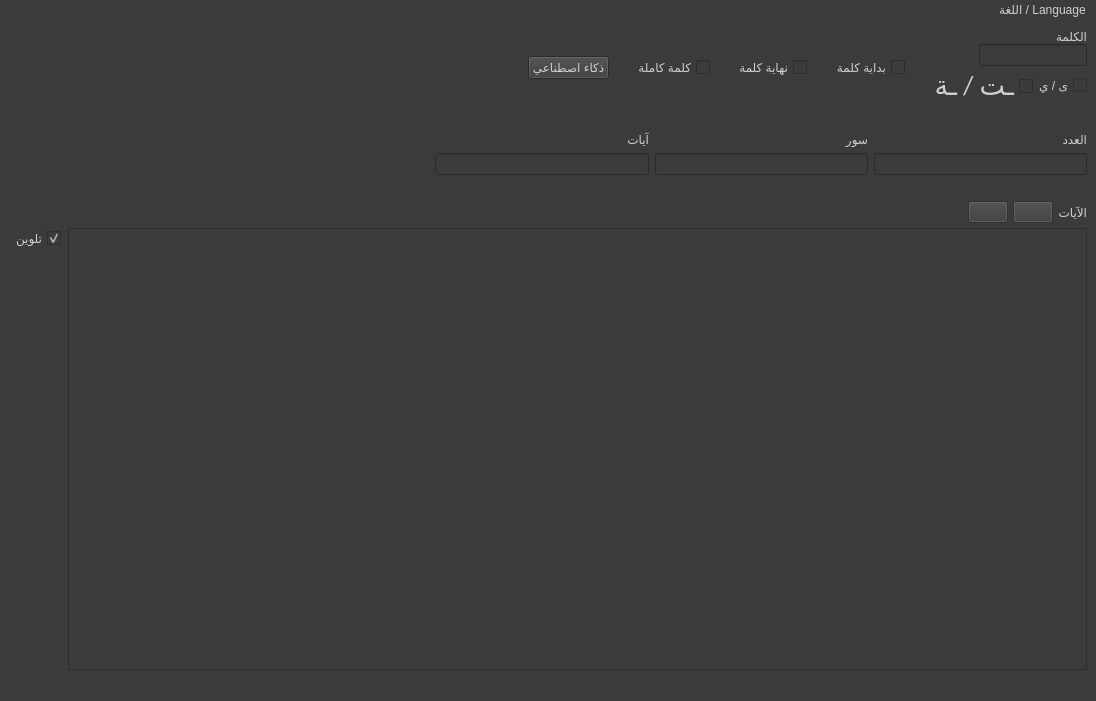
First picture: the form in gui/main_screen.ui, repository masalha-alaa/quran-counter, before the edit.
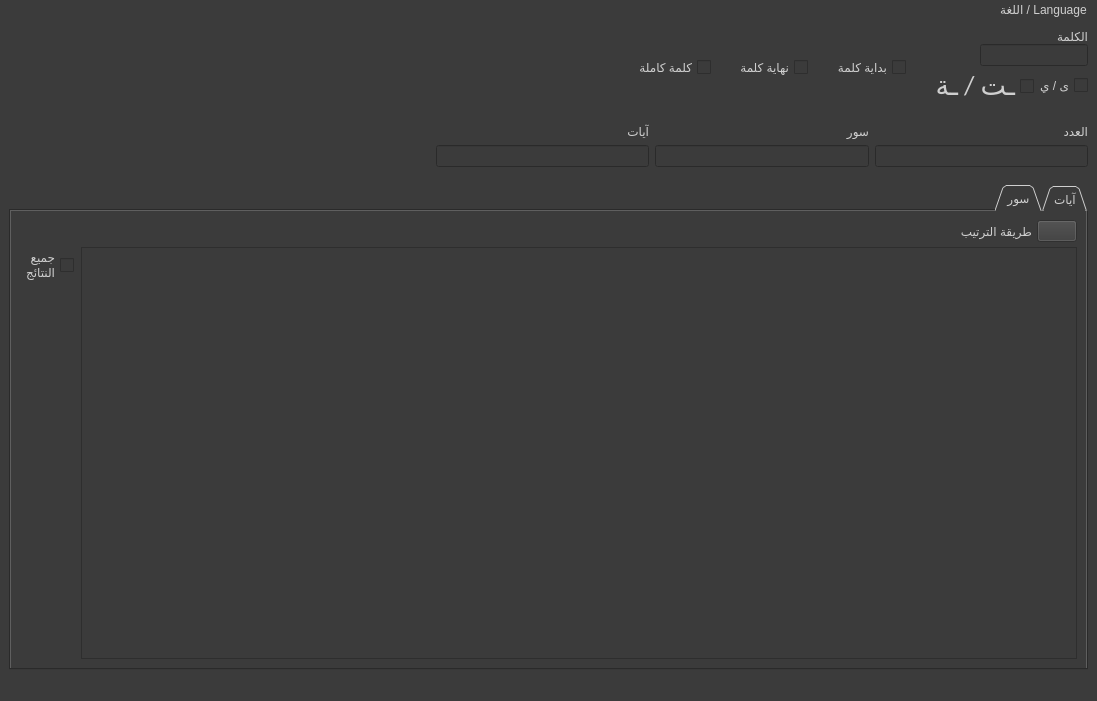
Second picture: the form after the edit. Icons and pictures are not drawn.

Commit message: - Results by Surah. - Sorting button for results by Surah.

The edit to the form file:
```diff
--- a/gui/main_screen.ui
+++ b/gui/main_screen.ui
@@ -6,7 +6,7 @@
    <rect>
     <x>0</x>
     <y>0</y>
-    <width>1096</width>
+    <width>1097</width>
     <height>701</height>
    </rect>
   </property>
@@ -22,7 +22,7 @@
 font: 400 20pt &quot;Calibri&quot;;</string>
   </property>
   <widget class="QWidget" name="centralwidget">
-   <layout class="QVBoxLayout" name="verticalLayout_11" stretch="1,1,8">
+   <layout class="QVBoxLayout" name="verticalLayout_5" stretch="1,1,18">
     <property name="spacing">
      <number>18</number>
     </property>
@@ -242,46 +242,6 @@
         </item>
        </layout>
       </item>
-      <item>
-       <layout class="QVBoxLayout" name="verticalLayout_5">
-        <item>
-         <spacer name="verticalSpacer_5">
-          <property name="orientation">
-           <enum>Qt::Vertical</enum>
-          </property>
-          <property name="sizeHint" stdset="0">
-           <size>
-            <width>20</width>
-            <height>40</height>
-           </size>
-          </property>
-         </spacer>
-        </item>
-        <item>
-         <widget class="QPushButton" name="aiPushButton">
-          <property name="toolTip">
-           <string extracomment="Artificial Intelligence"/>
-          </property>
-          <property name="text">
-           <string>ذكاء اصطناعي</string>
-          </property>
-         </widget>
-        </item>
-        <item>
-         <spacer name="verticalSpacer_16">
-          <property name="orientation">
-           <enum>Qt::Vertical</enum>
-          </property>
-          <property name="sizeHint" stdset="0">
-           <size>
-            <width>20</width>
-            <height>40</height>
-           </size>
-          </property>
-         </spacer>
-        </item>
-       </layout>
-      </item>
       <item>
        <spacer name="horizontalSpacer">
         <property name="orientation">
@@ -480,22 +440,31 @@
      </layout>
     </item>
     <item>
+     <widget class="QTabWidget" name="tabWidget">
+      <property name="locale">
+       <locale language="Arabic" country="Israel"/>
+      </property>
+      <property name="tabPosition">
+       <enum>QTabWidget::North</enum>
+      </property>
+      <property name="tabShape">
+       <enum>QTabWidget::Triangular</enum>
+      </property>
+      <property name="currentIndex">
+       <number>1</number>
+      </property>
+      <widget class="QWidget" name="ayatTab">
+       <attribute name="title">
+        <string>آيات</string>
+       </attribute>
+       <layout class="QVBoxLayout" name="verticalLayout_12">
+        <item>
      <layout class="QVBoxLayout" name="verticalLayout_10">
       <property name="spacing">
        <number>5</number>
       </property>
       <item>
        <layout class="QHBoxLayout" name="horizontalLayout_3">
-        <item>
-         <widget class="QLabel" name="label_3">
-          <property name="toolTip">
-           <string extracomment="Matches"/>
-          </property>
-          <property name="text">
-           <string>الآيات</string>
-          </property>
-         </widget>
-        </item>
         <item>
          <widget class="QPushButton" name="filterButton">
           <property name="enabled">
@@ -589,6 +558,109 @@
             </property>
             <property name="sizeHint" stdset="0">
              <size>
+                  <width>83</width>
+                  <height>40</height>
+                 </size>
+                </property>
+               </spacer>
+              </item>
+             </layout>
+            </item>
+           </layout>
+          </item>
+         </layout>
+        </item>
+       </layout>
+      </widget>
+      <widget class="QWidget" name="surahTab">
+       <attribute name="title">
+        <string>سور</string>
+       </attribute>
+       <layout class="QVBoxLayout" name="verticalLayout_13">
+        <item>
+         <layout class="QVBoxLayout" name="verticalLayout_11">
+          <property name="spacing">
+           <number>5</number>
+          </property>
+          <item>
+           <layout class="QHBoxLayout" name="horizontalLayout_6">
+            <item>
+             <widget class="QPushButton" name="sortPushButton">
+              <property name="enabled">
+               <bool>false</bool>
+              </property>
+              <property name="text">
+               <string/>
+              </property>
+              <property name="icon">
+               <iconset resource="resources/resources.qrc">
+                <normaloff>:/sort-icon.png</normaloff>:/sort-icon.png</iconset>
+              </property>
+              <property name="iconSize">
+               <size>
+                <width>24</width>
+                <height>24</height>
+               </size>
+              </property>
+             </widget>
+            </item>
+            <item>
+             <widget class="QLabel" name="sortMethodLabel">
+              <property name="text">
+               <string>طريقة الترتيب</string>
+              </property>
+             </widget>
+            </item>
+            <item>
+             <spacer name="horizontalSpacer_4">
+              <property name="orientation">
+               <enum>Qt::Horizontal</enum>
+              </property>
+              <property name="sizeHint" stdset="0">
+               <size>
+                <width>40</width>
+                <height>20</height>
+               </size>
+              </property>
+             </spacer>
+            </item>
+           </layout>
+          </item>
+          <item>
+           <layout class="QHBoxLayout" name="horizontalLayout_9">
+            <property name="spacing">
+             <number>7</number>
+            </property>
+            <item>
+             <layout class="QHBoxLayout" name="horizontalLayout_10">
+              <item>
+               <widget class="QListWidget" name="surahResultsListWidget"/>
+              </item>
+             </layout>
+            </item>
+            <item>
+             <layout class="QVBoxLayout" name="verticalLayout_14">
+              <item>
+               <widget class="QCheckBox" name="allResultsCheckbox">
+                <property name="toolTip">
+                 <string extracomment="Colorize"/>
+                </property>
+                <property name="text">
+                 <string>جميع
+النتائج</string>
+                </property>
+                <property name="checked">
+                 <bool>false</bool>
+                </property>
+               </widget>
+              </item>
+              <item>
+               <spacer name="verticalSpacer_16">
+                <property name="orientation">
+                 <enum>Qt::Vertical</enum>
+                </property>
+                <property name="sizeHint" stdset="0">
+                 <size>
               <width>20</width>
               <height>40</height>
              </size>
@@ -600,6 +672,10 @@
        </layout>
       </item>
      </layout>
+        </item>
+       </layout>
+      </widget>
+     </widget>
     </item>
    </layout>
   </widget>
@@ -608,7 +684,7 @@
     <rect>
      <x>0</x>
      <y>0</y>
-     <width>1096</width>
+     <width>1097</width>
      <height>42</height>
     </rect>
    </property>
```
Left out of the diff: 16 changed lines with no effect on the pictures. Lines whose indentation alone changed are shown as unchanged. The commit also changes 7 other files.
